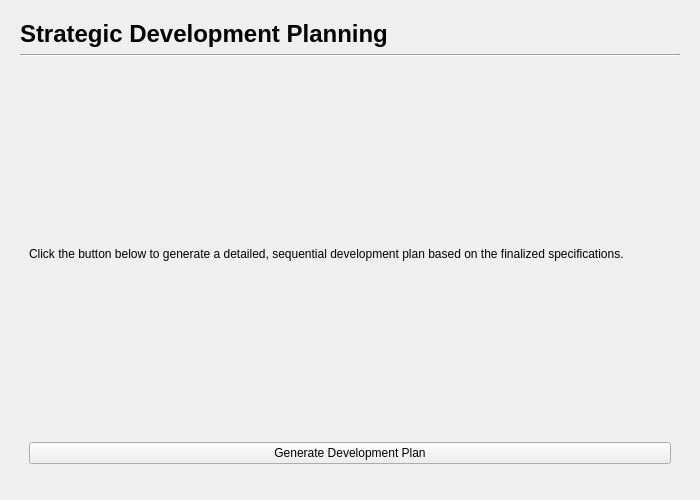
Qt form gui/planning_page.ui (mariolewis/asdf_factory) before a commit.
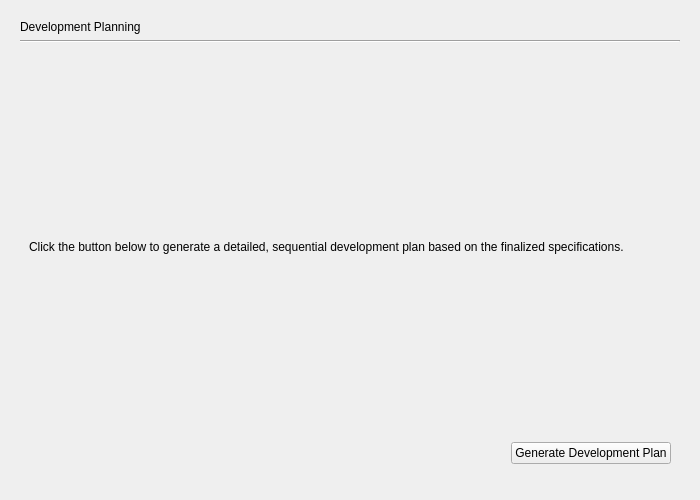
The same form after that commit.

The edit to the form file:
```diff
--- a/gui/planning_page.ui
+++ b/gui/planning_page.ui
@@ -29,10 +29,7 @@
    <item>
     <widget class="QLabel" name="headerLabel">
      <property name="text">
-      <string>Strategic Development Planning</string>
-     </property>
-     <property name="styleSheet">
-      <string notr="true">font-size: 18pt; font-weight: bold;</string>
+      <string>Development Planning</string>
      </property>
     </widget>
    </item>
@@ -58,12 +55,29 @@
         </widget>
        </item>
        <item>
+        <layout class="QHBoxLayout" name="horizontalLayout_2">
+         <item>
+          <spacer name="horizontalSpacer_2">
+           <property name="orientation">
+            <enum>Qt::Horizontal</enum>
+           </property>
+           <property name="sizeHint" stdset="0">
+            <size>
+             <width>40</width>
+             <height>20</height>
+            </size>
+           </property>
+          </spacer>
+         </item>
+         <item>
         <widget class="QPushButton" name="generateButton">
          <property name="text">
           <string>Generate Development Plan</string>
          </property>
         </widget>
        </item>
+        </layout>
+       </item>
        <item>
         <spacer name="verticalSpacer">
          <property name="orientation">
```
Left out of the diff: 3 changed lines with no effect on the pictures. Lines whose indentation alone changed are shown as unchanged.
